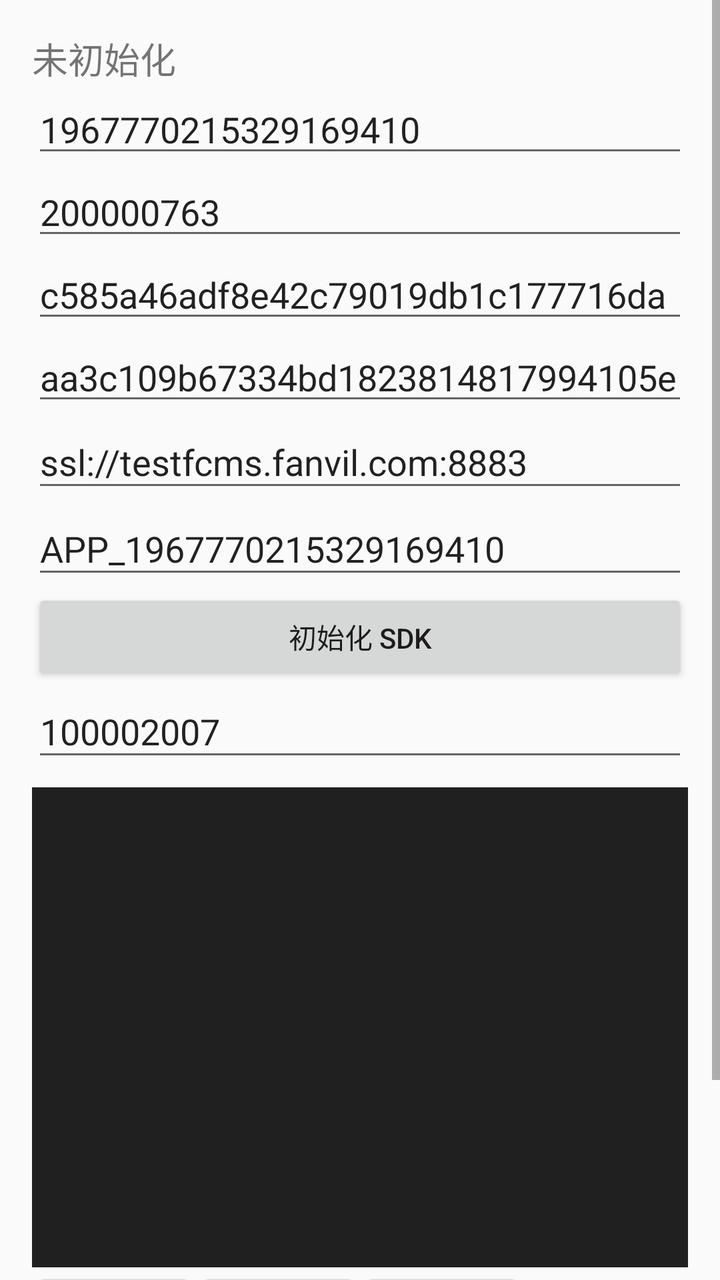
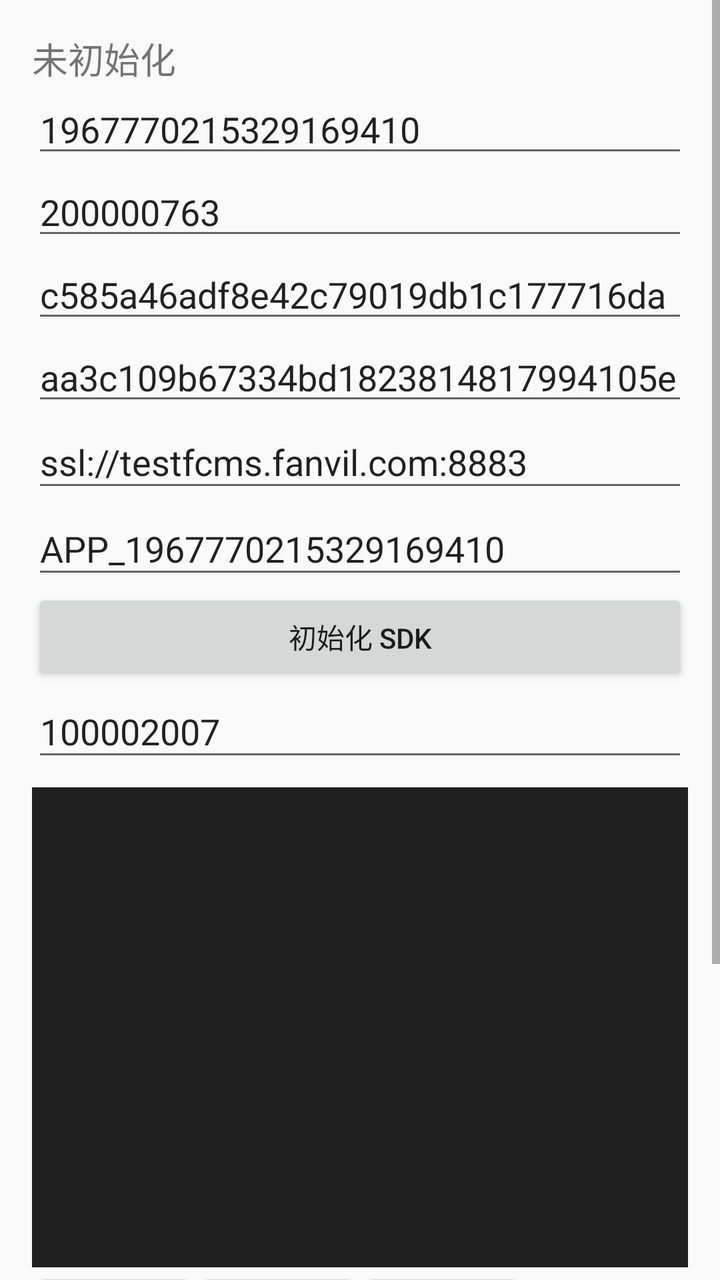

Two renders of the same Android screen: before a commit and after it. Below are the layout's source before the change and the commit's diff.
<!-- AndroidManifest.xml: activity theme Theme.FanvilLinkSdkDemo -->
<!-- res/layout/activity_main.xml -->
<?xml version="1.0" encoding="utf-8"?>
<ScrollView xmlns:android="http://schemas.android.com/apk/res/android"
    android:layout_width="match_parent"
    android:layout_height="match_parent"
    android:fillViewport="true">

    <LinearLayout
        android:layout_width="match_parent"
        android:layout_height="wrap_content"
        android:orientation="vertical"
        android:padding="16dp">

        <TextView
            android:id="@+id/statusText"
            android:layout_width="match_parent"
            android:layout_height="wrap_content"
            android:text="未初始化"
            android:textSize="18sp" />

        <EditText
            android:id="@+id/userIdInput"
            android:layout_width="match_parent"
            android:layout_height="wrap_content"
            android:text="1967770215329169410"
            android:hint="User ID"
            android:inputType="text" />

        <EditText
            android:id="@+id/agoraIdInput"
            android:layout_width="match_parent"
            android:layout_height="wrap_content"
            android:text="200000763"
            android:hint="Agora ID"
            android:inputType="text" />

        <EditText
            android:id="@+id/agoraAppIdInput"
            android:layout_width="match_parent"
            android:layout_height="wrap_content"
            android:text="c585a46adf8e42c79019db1c177716da"
            android:hint="Agora App ID"
            android:inputType="text" />

        <EditText
            android:id="@+id/accessTokenInput"
            android:layout_width="match_parent"
            android:layout_height="wrap_content"
            android:hint="Access Token"
            android:text="aa3c109b67334bd1823814817994105e"
            android:inputType="text" />

        <EditText
            android:id="@+id/mqttUrlInput"
            android:layout_width="match_parent"
            android:layout_height="wrap_content"
            android:hint="MQTT URL，例如 tcp://host:1883"
            android:text="ssl://testfcms.fanvil.com:8883"
            android:inputType="textUri" />

        <EditText
            android:id="@+id/mqttUserInput"
            android:layout_width="match_parent"
            android:layout_height="wrap_content"
            android:hint="MQTT 用户名"
            android:text="APP_1967770215329169410"
            android:inputType="text" />

        <Button
            android:id="@+id/initButton"
            android:layout_width="match_parent"
            android:layout_height="wrap_content"
            android:text="初始化 SDK" />

        <EditText
            android:id="@+id/sipUsernameInput"
            android:layout_width="match_parent"
            android:layout_height="wrap_content"
            android:hint="被叫 SIP 用户名"
            android:text="100002007"
            android:inputType="text" />

        <FrameLayout
            android:id="@+id/rtcView"
            android:layout_width="match_parent"
            android:layout_height="240dp"
            android:layout_marginTop="8dp"
            android:background="#202020" />

        <LinearLayout
            android:layout_width="match_parent"
            android:layout_height="wrap_content"
            android:orientation="horizontal">

            <Button
                android:id="@+id/callButton"
                android:layout_width="0dp"
                android:layout_height="wrap_content"
                android:layout_weight="1"
                android:text="呼叫" />

            <Button
                android:id="@+id/monitorButton"
                android:layout_width="0dp"
                android:layout_height="wrap_content"
                android:layout_weight="1"
                android:text="监控" />

            <Button
                android:id="@+id/acceptButton"
                android:layout_width="0dp"
                android:layout_height="wrap_content"
                android:layout_weight="1"
                android:text="接听" />

            <Button
                android:id="@+id/endButton"
                android:layout_width="0dp"
                android:layout_height="wrap_content"
                android:layout_weight="1"
                android:text="挂断/停止" />
        </LinearLayout>

        <LinearLayout
            android:layout_width="match_parent"
            android:layout_height="wrap_content"
            android:orientation="horizontal">

            <ToggleButton
                android:id="@+id/muteButton"
                android:layout_width="0dp"
                android:layout_height="wrap_content"
                android:layout_weight="1"
                android:textOff="麦克风开启"
                android:textOn="已静音" />

            <ToggleButton
                android:id="@+id/speakerButton"
                android:layout_width="0dp"
                android:layout_height="wrap_content"
                android:layout_weight="1"
                android:checked="true"
                android:textOff="听筒"
                android:textOn="扬声器" />
        </LinearLayout>
    </LinearLayout>
</ScrollView>
<!-- resources referenced by this layout -->
<resources>
  <style name="Theme.FanvilLinkSdkDemo" parent="android:Theme.Material.Light.NoActionBar" />
</resources>

<!-- the commit's change to res/layout/activity_main.xml (unified diff, before → after) -->
@@ -142,5 +142,19 @@
                 android:textOff="听筒"
                 android:textOn="扬声器" />
         </LinearLayout>
+
+        <EditText
+            android:id="@+id/macInput"
+            android:layout_width="match_parent"
+            android:layout_height="wrap_content"
+            android:hint="设备 MAC"
+            android:text="0c383e61e25f"
+            android:inputType="text" />
+
+        <Button
+            android:id="@+id/openDoorButton"
+            android:layout_width="match_parent"
+            android:layout_height="wrap_content"
+            android:text="开门" />
     </LinearLayout>
 </ScrollView>
